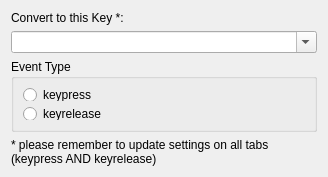
First picture: the form in BindingsConfigurationDialog/bindingsGui/ToKey_cfg.ui, repository GuLinux/Touche, before the edit.
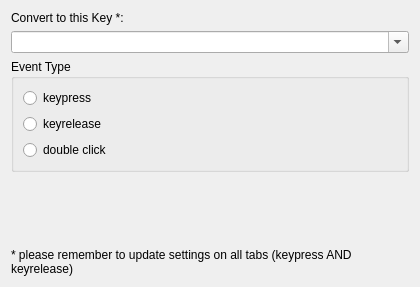
Second picture: the form after the edit.

Commit message: Experimental double-click events support

```diff
--- a/BindingsConfigurationDialog/bindingsGui/ToKey_cfg.ui
+++ b/BindingsConfigurationDialog/bindingsGui/ToKey_cfg.ui
@@ -6,8 +6,8 @@
    <rect>
     <x>0</x>
     <y>0</y>
-    <width>328</width>
-    <height>156</height>
+    <width>420</width>
+    <height>287</height>
    </rect>
   </property>
   <property name="windowTitle">
@@ -51,6 +51,13 @@
         </property>
        </widget>
       </item>
+      <item>
+       <widget class="QRadioButton" name="cfg_eventtype_keydoubleclick">
+        <property name="text">
+         <string extracomment="ToKey conf dialog: label for checkbox">double click</string>
+        </property>
+       </widget>
+      </item>
      </layout>
     </widget>
    </item>
```
The commit also changes 11 other files.
